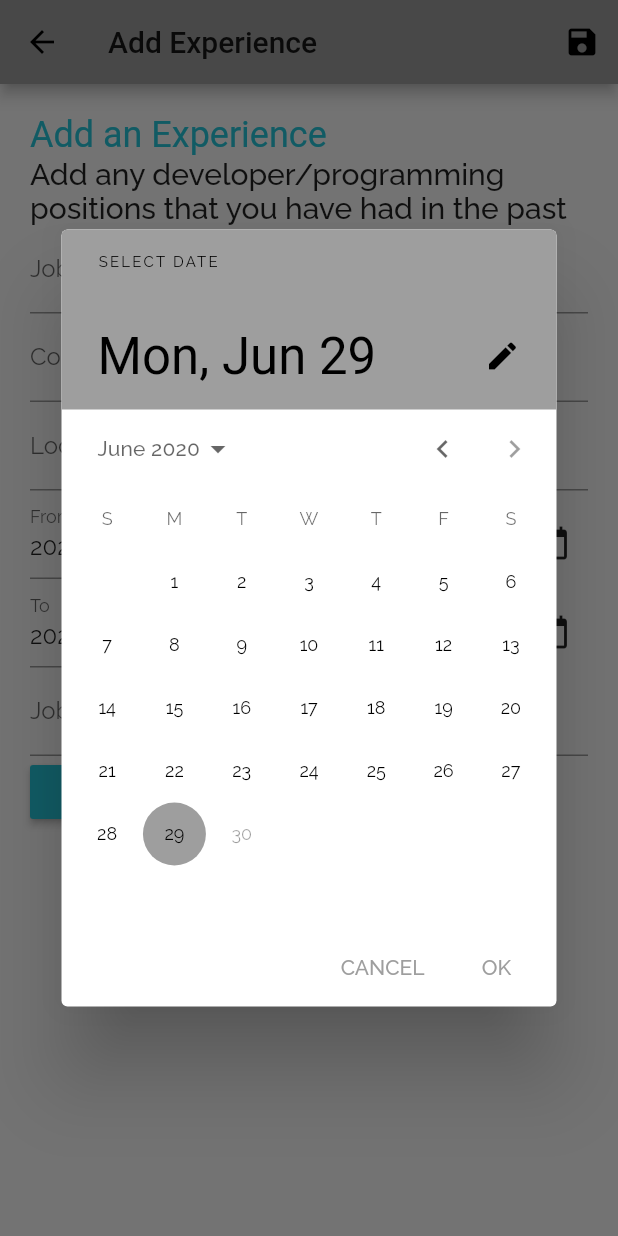
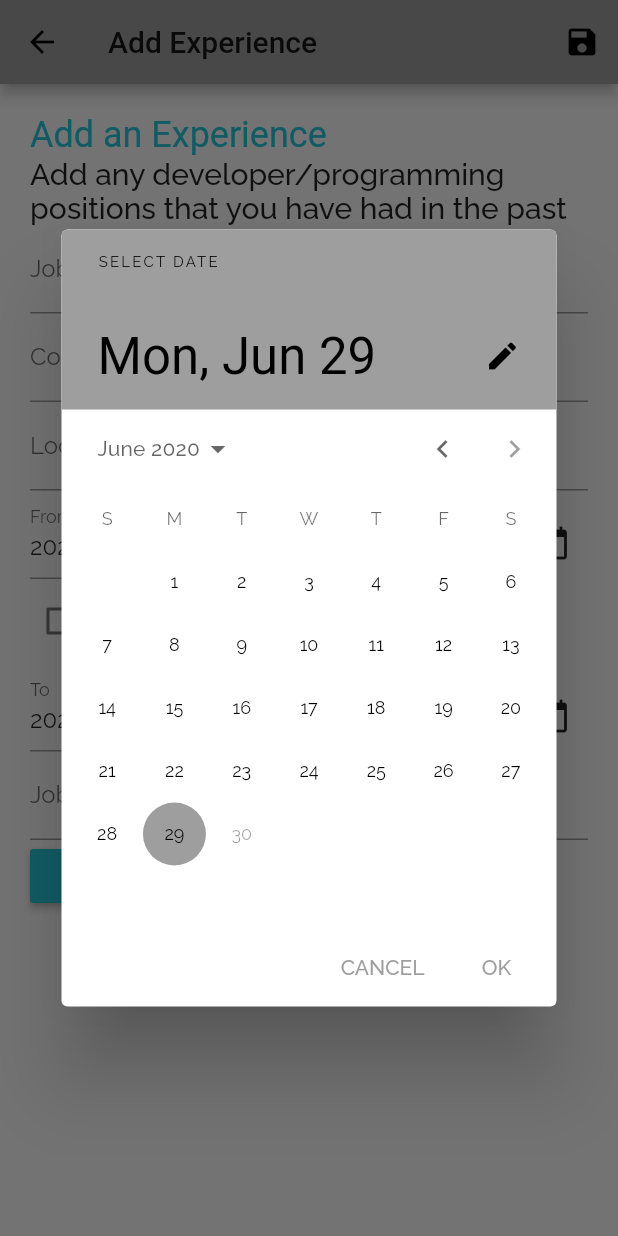
Before and after one commit to pohara60/flutter_dev_connector, a Flutter app: the AddExperienceView screen opened directly, after a tap on the "calendar today" icon, on a phone screen of 412 x 824 dp. Run offline on Flutter 3.47's test engine with Material 2 defaults, Android fonts, the light colour scheme and no system bars; our stand-ins replace font_awesome_flutter, google_fonts, logger, shared_preferences; accounts and stored records are empty; generated files the repository leaves out were written again.

Commit message:
Finish Add Experience Fix Nav Bar (Drawer)

```diff
--- a/lib/main.dart
+++ b/lib/main.dart
@@ -62,6 +62,8 @@ class DevConnectorApp extends StatelessWidget {
                 ifAuth(UpdateProfileView()),
             UpdateProfileView.editRouteName: (ctx) =>
                 ifAuth(UpdateProfileView(true)),
+            AuthScreen.loginRouteName: (ctx) => ifAuth(AuthScreen()),
+            AuthScreen.signupRouteName: (ctx) => ifAuth(AuthScreen(true)),
             AddExperienceView.routeName: (ctx) => ifAuth(AddExperienceView()),
             AddEducationView.routeName: (ctx) => ifAuth(AddEducationView()),
           },
--- a/lib/views/add_experience.dart
+++ b/lib/views/add_experience.dart
@@ -3,6 +3,7 @@ import 'package:flutter_dev_connector/models/profile.dart';
 import 'package:flutter_dev_connector/services/profile_service.dart';
 import 'package:flutter_dev_connector/utils/date_format.dart';
 import 'package:flutter_dev_connector/utils/logger.dart';
+import 'package:flutter_dev_connector/widgets/checkbox_form_field.dart';
 import 'package:flutter_dev_connector/widgets/text_form_field_date_picker.dart';
 import 'package:provider/provider.dart';
 
@@ -55,7 +56,7 @@ class _AddExperienceViewState extends State<AddExperienceView> {
 
     _form.currentState.save();
     try {
-      experience = await Provider.of<ProfileService>(context, listen: false)
+      await Provider.of<ProfileService>(context, listen: false)
           .addExperience(experience);
       Navigator.of(context).pop();
     } catch (error) {
@@ -114,8 +115,9 @@ class _AddExperienceViewState extends State<AddExperienceView> {
                   textInputAction: TextInputAction.next,
                   onFieldSubmitted: (value) =>
                       FocusScope.of(context).requestFocus(_companyFocusNode),
-                  validator: (value) => null,
-                  onSaved: (value) => experience.title = value,
+                  validator: (value) =>
+                      value == '' ? 'Title is required!' : null,
+                  onSaved: (value) => experience.title = value.trim(),
                 ),
                 TextFormField(
                   initialValue: experience.company,
@@ -127,8 +129,9 @@ class _AddExperienceViewState extends State<AddExperienceView> {
                   textInputAction: TextInputAction.next,
                   onFieldSubmitted: (value) =>
                       FocusScope.of(context).requestFocus(_locationFocusNode),
-                  validator: (value) => null,
-                  onSaved: (value) => experience.company = value,
+                  validator: (value) =>
+                      value == '' ? 'Company is required!' : null,
+                  onSaved: (value) => experience.company = value.trim(),
                 ),
                 TextFormField(
                   initialValue: experience.location,
@@ -141,62 +144,41 @@ class _AddExperienceViewState extends State<AddExperienceView> {
                   onFieldSubmitted: (value) =>
                       FocusScope.of(context).requestFocus(_fromFocusNode),
                   validator: (value) => null,
-                  onSaved: (value) => experience.location = value,
+                  onSaved: (value) => experience.location = value.trim(),
                 ),
-                Row(
-                  crossAxisAlignment: CrossAxisAlignment.end,
-                  children: [
-                    Expanded(
-                      child: TextFormField(
-                        controller: _fromController,
-                        //initialValue: dateFormat.format(experience.from),
-                        keyboardType: TextInputType.datetime,
-                        decoration: InputDecoration(
-                          labelText: "From",
-                          hintText: "",
-                        ),
-                        focusNode: _fromFocusNode,
-                        textInputAction: TextInputAction.next,
-                        onFieldSubmitted: (value) =>
-                            FocusScope.of(context).requestFocus(_toFocusNode),
-                        validator: (value) {
-                          try {
-                            final date = dateFormat.parseLoose(value);
-                            return null;
-                          } catch (err) {
-                            return 'Invalid date!';
-                          }
-                        },
-                        onSaved: (value) =>
-                            experience.from = dateFormat.parseLoose(value),
-                      ),
-                    ),
-                    IconButton(
-                      icon: Icon(Icons.calendar_today),
-                      onPressed: () async {
-                        try {
-                          experience.from =
-                              dateFormat.parseLoose(_fromController.text);
-                        } catch (err) {}
-                        final date =
-                            await _selectDate(context, experience.from);
-                        if (date != null) {
-                          setState(() {
-                            experience.from = date;
-                          });
-                        }
-                      },
-                    ),
-                  ],
+                TextFormFieldDatePicker(
+                  labelText: "From",
+                  focusNode: _fromFocusNode,
+                  nextFocusNode: _toFocusNode,
+                  dateFormat: dateFormat,
+                  initialDate: experience.from ?? getToday(),
+                  lastDate: getToday(),
+                  firstDate: DateTime(1970),
+                  onSaved: (date) => experience.from = date,
+                  validator: (date) {
+                    if (date == null) return 'From date required!';
+                    return null;
+                  },
+                ),
+                CheckboxFormField(
+                  context: context,
+                  initialValue: experience.current ?? false,
+                  title: Text('Current'),
+                  onSaved: (checked) => experience.current = checked,
+                  validator: (checked) => null,
                 ),
                 TextFormFieldDatePicker(
                   labelText: "To",
                   focusNode: _toFocusNode,
+                  nextFocusNode: _descriptionFocusNode,
                   dateFormat: dateFormat,
-                  initialDate: experience.to ?? getToday(),
+                  initialDate: experience.to ?? experience.from ?? getToday(),
                   lastDate: getToday(),
                   firstDate: DateTime(1970),
                   onSaved: (date) => experience.to = date,
+                  validator: (date) {
+                    return null;
+                  },
                 ),
                 TextFormField(
                   initialValue: experience.description,
@@ -208,7 +190,7 @@ class _AddExperienceViewState extends State<AddExperienceView> {
                   textInputAction: TextInputAction.done,
                   onFieldSubmitted: (value) => _saveForm(),
                   validator: (value) => null,
-                  onSaved: (value) => experience.description = value,
+                  onSaved: (value) => experience.description = value.trim(),
                 ),
                 RaisedButton(
                   child:
--- a/lib/views/auth_screen.dart
+++ b/lib/views/auth_screen.dart
@@ -9,7 +9,8 @@ import '../models/http_exception.dart';
 enum AuthMode { Signup, Login }
 
 class AuthScreen extends StatelessWidget {
-  static const routeName = '/auth';
+  static const loginRouteName = '/login';
+  static const signupRouteName = '/signup';
 
   final bool isSignup;
   AuthScreen([this.isSignup = false]);
--- a/lib/views/profile_list_view.dart
+++ b/lib/views/profile_list_view.dart
@@ -44,14 +44,14 @@ class ProfileListTileView extends StatelessWidget {
   Widget build(BuildContext context) {
     final themeData = Theme.of(context);
     return ListTile(
-      leading: profile.user.avatar == null
+      leading: profile.user?.avatar == null
           ? null
           : CircleAvatar(
               backgroundImage: NetworkImage("http:" + profile.user.avatar),
               // backgroundColor: Colors.transparent,
             ),
       title: Text(
-        profile.user.name,
+        profile.user?.name,
         style: themeData.textTheme.headline6,
       ),
       subtitle: Text(
--- /dev/null
+++ b/lib/widgets/checkbox_form_field.dart
@@ -0,0 +1,32 @@
+import 'package:flutter/material.dart';
+
+class CheckboxFormField extends FormField<bool> {
+  CheckboxFormField(
+      {Widget title,
+      @required BuildContext context,
+      FormFieldSetter<bool> onSaved,
+      FormFieldValidator<bool> validator,
+      bool initialValue = false,
+      bool autovalidate = false})
+      : super(
+            onSaved: onSaved,
+            validator: validator,
+            initialValue: initialValue,
+            autovalidate: autovalidate,
+            builder: (FormFieldState<bool> state) {
+              return CheckboxListTile(
+                contentPadding: EdgeInsets.all(0),
+                dense: state.hasError,
+                title: title,
+                value: state.value,
+                onChanged: state.didChange,
+                subtitle: state.hasError
+                    ? Text(
+                        state.errorText,
+                        style: TextStyle(color: Theme.of(context).errorColor),
+                      )
+                    : null,
+                controlAffinity: ListTileControlAffinity.leading,
+              );
+            });
+}
--- a/lib/widgets/text_form_field_date_picker.dart
+++ b/lib/widgets/text_form_field_date_picker.dart
@@ -2,19 +2,23 @@ import 'package:flutter/material.dart';
 import 'package:intl/intl.dart';
 
 class TextFormFieldDatePicker extends StatefulWidget {
-  final ValueChanged<DateTime> onSaved;
+  final FormFieldSetter<DateTime> onSaved;
+  final FormFieldValidator<DateTime> validator;
   final DateTime initialDate;
   final DateTime firstDate;
   final DateTime lastDate;
   final DateFormat dateFormat;
   final FocusNode focusNode;
+  final FocusNode nextFocusNode;
   final String labelText;
 
   TextFormFieldDatePicker({
     Key key,
     this.labelText,
     this.focusNode,
+    this.nextFocusNode,
     this.dateFormat,
+    this.validator,
     @required this.lastDate,
     @required this.firstDate,
     @required this.initialDate,
@@ -69,9 +73,19 @@ class _TextFieldFormDatePicker extends State<TextFormFieldDatePicker> {
             decoration: InputDecoration(
               labelText: widget.labelText,
             ),
+            textInputAction: widget.nextFocusNode != null
+                ? TextInputAction.next
+                : TextInputAction.none,
+            onFieldSubmitted: (value) {
+              if (widget.nextFocusNode != null) {
+                FocusScope.of(context).requestFocus(widget.nextFocusNode);
+              }
+            },
             validator: (value) {
               try {
+                if (value == '') return null;
                 final date = widget.dateFormat.parseLoose(value);
+                if (widget.validator != null) return widget.validator(date);
                 return null;
               } catch (err) {
                 return 'Invalid date!';
@@ -123,8 +137,8 @@ class _TextFieldFormDatePicker extends State<TextFormFieldDatePicker> {
       _controllerDate.text = _dateFormat.format(_selectedDate);
     }
 
-    if (widget.focusNode != null) {
-      widget.focusNode.nextFocus();
+    if (widget.nextFocusNode != null) {
+      widget.nextFocusNode.requestFocus();
     }
   }
 }
```
Also changed, not shown: lib/services/profile_service.dart (+35 -1 lines), lib/views/update_profile_view.dart (+6 -6 lines), lib/widgets/app_drawer.dart (+8 -3 lines).
